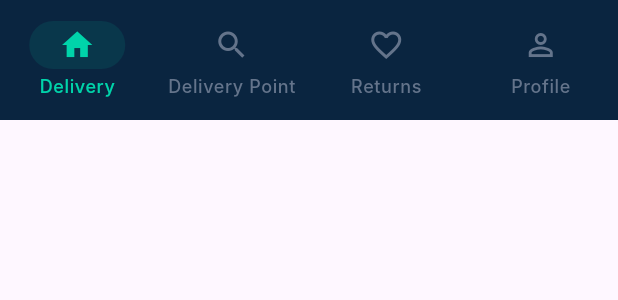
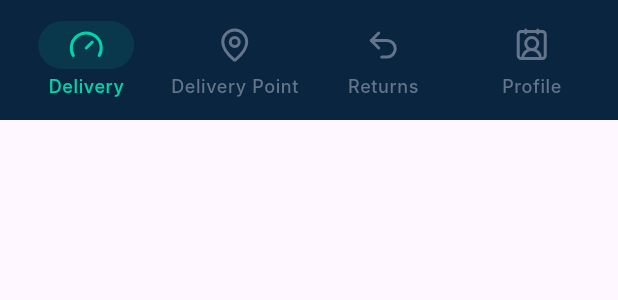
Before and after one commit to MironAlikc/texa_core, a Flutter app: the DriverNavBar widget shown alone on an empty page, opened directly, on a phone screen of 412 x 824 dp. Shown: the top 300 px of the screen. Run offline on Flutter 3.47's test engine with Material 3 defaults, Android fonts, the phone set to English and light mode, and no system bars; our stand-ins replace flutter_bloc, flutter_secure_storage, get_it, go_router, injectable, lucide_icons and 1 more; accounts and stored records are empty; Roboto replaces fonts that are missing (Inter).

Commit message:
feat: AppSizes with extensions and bottom nav bar with LucideIcons

```diff
--- /dev/null
+++ b/lib/core/theme/app_sizes.dart
@@ -0,0 +1,30 @@
+import 'package:flutter/material.dart';
+
+abstract class AppSizes {
+  static const double micro = 2.0;
+  static const double extraSmall = 4.0;
+  static const double tiny = 6.0;
+  static const double small = 8.0;
+  static const double medium = 16.0;
+  static const double large = 24.0;
+  static const double extraLarge = 32.0;
+  static const double huge = 48.0;
+  static const double massive = 64.0;
+}
+
+extension AppSizesExtension on double {
+  Widget get horizontalBox => SizedBox(width: this);
+  Widget get verticalBox => SizedBox(height: this);
+
+  EdgeInsets get allPadding => EdgeInsets.all(this);
+  EdgeInsets get horizontalPadding => EdgeInsets.symmetric(horizontal: this);
+  EdgeInsets get verticalPadding => EdgeInsets.symmetric(vertical: this);
+
+  EdgeInsets get topPadding => EdgeInsets.only(top: this);
+  EdgeInsets get bottomPadding => EdgeInsets.only(bottom: this);
+  EdgeInsets get leftPadding => EdgeInsets.only(left: this);
+  EdgeInsets get rightPadding => EdgeInsets.only(right: this);
+
+  EdgeInsets combine(double vertical) =>
+      EdgeInsets.symmetric(horizontal: this, vertical: vertical);
+}
--- a/lib/core/widgets/nav_bars/driver_nav_bar.dart
+++ b/lib/core/widgets/nav_bars/driver_nav_bar.dart
@@ -1,8 +1,10 @@
 import 'package:flutter/material.dart';
 import 'package:go_router/go_router.dart';
+import 'package:lucide_icons/lucide_icons.dart';
 import 'package:texa_core/core/extensions/theme_ext.dart';
 import 'package:texa_core/core/l10n/gen/app_localizations.dart';
 import 'package:texa_core/core/navigation/routes_provider.dart';
+import 'package:texa_core/core/theme/app_sizes.dart';
 import 'package:texa_core/core/theme/app_typography.dart';
 import 'package:texa_core/core/widgets/nav_bars/app_navigation_destination.dart';
 
@@ -43,7 +45,10 @@ class DriverNavBar extends StatelessWidget {
     final selectedIndex = _calculateSelectedIndex(context);
     final localizations = AppLocalizations.of(context);
 
-    return NavigationBar(
+    return Container(
+      color: colors.navBackground,
+      padding: AppSizes.small.horizontalPadding,
+      child: NavigationBar(
         backgroundColor: colors.navBackground,
         indicatorColor: colors.navActiveItem.withValues(alpha: 0.1),
         surfaceTintColor: Colors.transparent,
@@ -51,36 +56,38 @@ class DriverNavBar extends StatelessWidget {
           final isSelected = states.contains(WidgetState.selected);
           return AppTypography.label.copyWith(
             color: isSelected ? colors.navActiveItem : colors.navInactiveItem,
+            overflow: TextOverflow.ellipsis,
           );
         }),
         selectedIndex: selectedIndex,
         onDestinationSelected: (index) => _onItemTapped(context, index),
         destinations: [
           AppNavigationDestination(
-          icon: Icons.home_outlined,
-          activeIcon: Icons.home,
+            icon: LucideIcons.truck,
+            activeIcon: LucideIcons.gauge,
             label: localizations.delivery,
             isSelected: selectedIndex == 0,
           ),
           AppNavigationDestination(
-          icon: Icons.search_outlined,
-          activeIcon: Icons.search,
+            icon: LucideIcons.mapPin,
+            activeIcon: LucideIcons.navigation,
             label: localizations.deliveryPoint,
             isSelected: selectedIndex == 1,
           ),
           AppNavigationDestination(
-          icon: Icons.favorite_outline,
-          activeIcon: Icons.favorite,
+            icon: LucideIcons.undo2,
+            activeIcon: LucideIcons.packageCheck,
             label: localizations.returns,
             isSelected: selectedIndex == 2,
           ),
           AppNavigationDestination(
-          icon: Icons.person_outline,
-          activeIcon: Icons.person,
+            icon: LucideIcons.contact2,
+            activeIcon: LucideIcons.badgeCheck,
             label: localizations.profile,
             isSelected: selectedIndex == 3,
           ),
         ],
+      ),
     );
   }
 }
```
Also changed, not shown: lib/core/widgets/nav_bars/manager_nav_bar.dart (+20 -13 lines), lib/core/widgets/nav_bars/recipient_nav_bar.dart (+18 -11 lines). Lines whose indentation alone changed are shown as unchanged.
